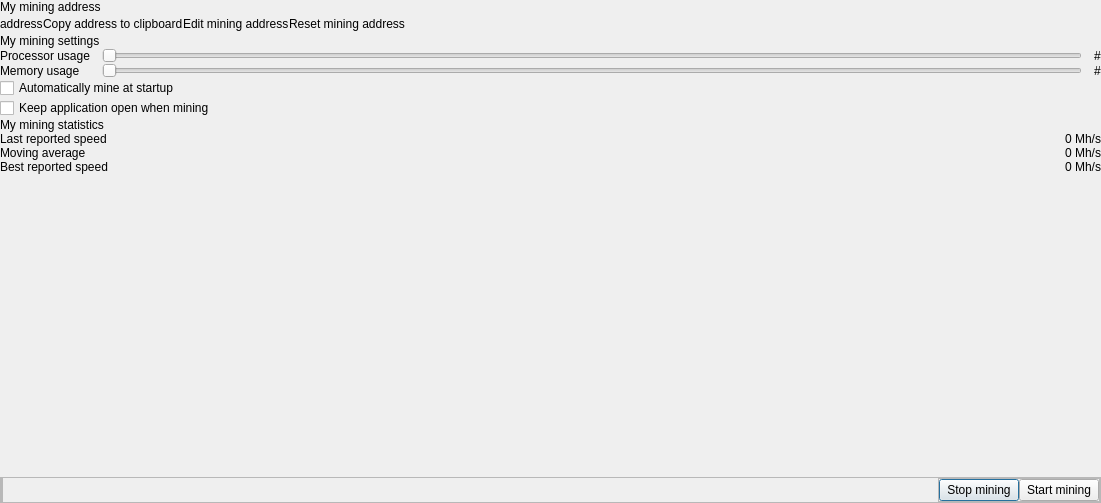
This is src/qt/_Gulden/forms/miningaccountdialog.ui in frozenflux3/munt-official as Qt 5 draws it before an edit. The edited form follows.
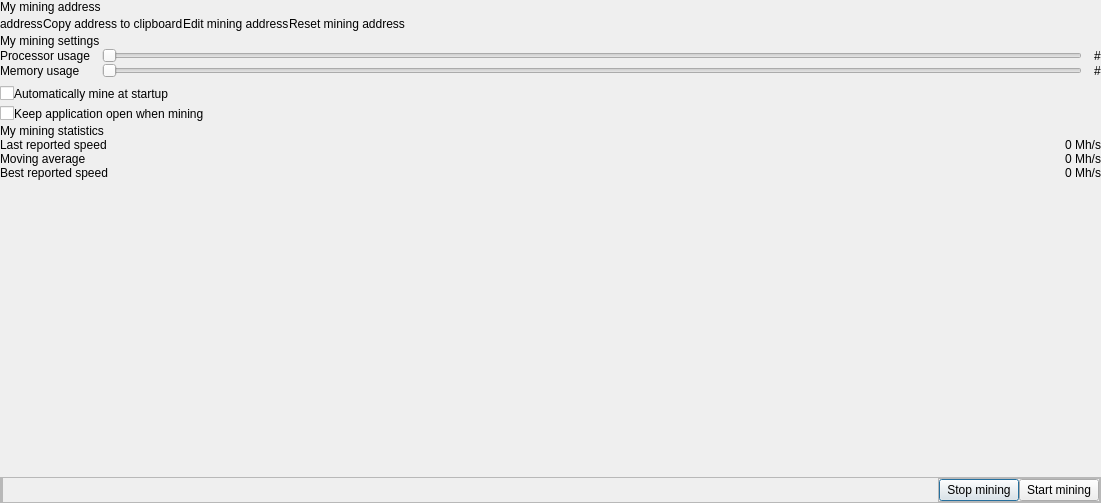
This is the edited form. Custom widgets are drawn as their Qt base class.

Commit message: UI: Improve look and feel of checkboxes.

The edit to the form file:
```diff
--- a/src/qt/_Gulden/forms/miningaccountdialog.ui
+++ b/src/qt/_Gulden/forms/miningaccountdialog.ui
@@ -237,18 +237,87 @@
             </layout>
            </item>
            <item>
-            <widget class="QCheckBox" name="miningCheckBoxMineAtStartup">
-             <property name="text">
-              <string>Automatically mine at startup</string>
+            <layout class="QHBoxLayout" name="horizontalLayout_3">
+             <property name="spacing">
+              <number>0</number>
              </property>
-            </widget>
+             <property name="topMargin">
+              <number>6</number>
+             </property>
+             <item>
+              <widget class="QCheckBox" name="miningCheckBoxMineAtStartup">
+               <property name="toolTip">
+                <string notr="true"/>
+               </property>
+               <property name="text">
+                <string notr="true"/>
+               </property>
+              </widget>
+             </item>
+             <item>
+              <widget class="QLabel" name="label_4">
+               <property name="text">
+                <string>Automatically mine at startup</string>
+               </property>
+               <property name="indent">
+                <number>0</number>
+               </property>
+              </widget>
+             </item>
+             <item>
+              <spacer name="horizontalSpacer_2">
+               <property name="orientation">
+                <enum>Qt::Horizontal</enum>
+               </property>
+               <property name="sizeHint" stdset="0">
+                <size>
+                 <width>40</width>
+                 <height>20</height>
+                </size>
+               </property>
+              </spacer>
+             </item>
+            </layout>
            </item>
            <item>
-            <widget class="QCheckBox" name="miningCheckBoxKeepOpen">
-             <property name="text">
-              <string>Keep application open when mining</string>
+            <layout class="QHBoxLayout" name="horizontalLayout_4">
+             <property name="spacing">
+              <number>0</number>
              </property>
-            </widget>
+             <property name="topMargin">
+              <number>0</number>
+             </property>
+             <item>
+              <widget class="QCheckBox" name="miningCheckBoxKeepOpen">
+               <property name="text">
+                <string notr="true"/>
+               </property>
+              </widget>
+             </item>
+             <item>
+              <widget class="QLabel" name="label_5">
+               <property name="text">
+                <string>Keep application open when mining</string>
+               </property>
+               <property name="indent">
+                <number>0</number>
+               </property>
+              </widget>
+             </item>
+             <item>
+              <spacer name="horizontalSpacer_3">
+               <property name="orientation">
+                <enum>Qt::Horizontal</enum>
+               </property>
+               <property name="sizeHint" stdset="0">
+                <size>
+                 <width>40</width>
+                 <height>20</height>
+                </size>
+               </property>
+              </spacer>
+             </item>
+            </layout>
            </item>
            <item>
             <widget class="QLabel" name="miningStatisticsLabel">
```
The commit also changes 3 other files.
